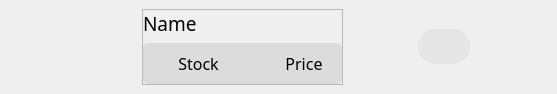
Before: the Qt Designer form ui_files/extra_item.ui in xTheSheep/gui_landwirtschaftliche_fahrzeuge, drawn with Qt 5.
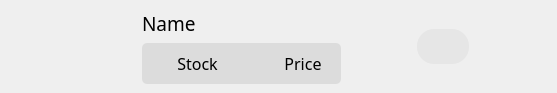
After: the same form once the commit is applied. Icons and pictures are not drawn.

```diff
--- a/ui_files/extra_item.ui
+++ b/ui_files/extra_item.ui
@@ -116,7 +116,7 @@
       <item>
        <widget class="QFrame" name="frame_2">
         <property name="frameShape">
-         <enum>QFrame::StyledPanel</enum>
+         <enum>QFrame::NoFrame</enum>
         </property>
         <property name="frameShadow">
          <enum>QFrame::Raised</enum>
```
